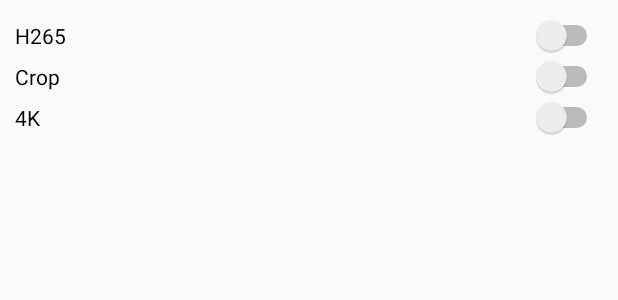
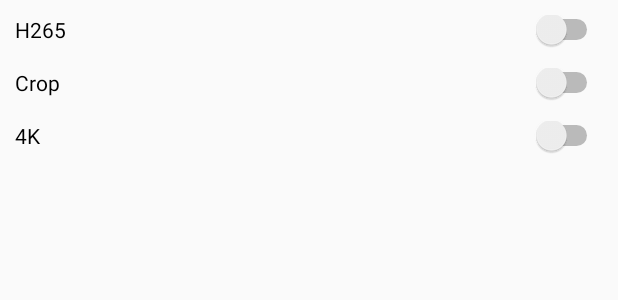
Before and after one commit to danopdev/TimeLapse, an Android app: the layout settings_fragment.xml on its own in the app's theme, with its tools: preview values and no code run, on a phone screen of 412 x 824 dp. Shown: the top 300 px of the screen. Run offline under Robolectric (Android 15) with nearby library versions, the light colour scheme and no system bars.

Commit message:
Tweak settings layout

```diff
--- a/app/src/main/res/layout/settings_fragment.xml
+++ b/app/src/main/res/layout/settings_fragment.xml
@@ -21,18 +21,21 @@
                     android:id="@+id/switchH265"
                     android:layout_width="match_parent"
                     android:layout_height="wrap_content"
+                    android:paddingBottom="16dp"
                     android:text="H265" />
 
                 <Switch
                     android:id="@+id/switchCrop"
                     android:layout_width="match_parent"
                     android:layout_height="wrap_content"
+                    android:paddingBottom="16dp"
                     android:text="Crop" />
 
                 <Switch
                     android:id="@+id/switch4K"
                     android:layout_width="match_parent"
                     android:layout_height="wrap_content"
+                    android:paddingBottom="16dp"
                     android:text="4K" />
             </LinearLayout>
         </ScrollView>
```
